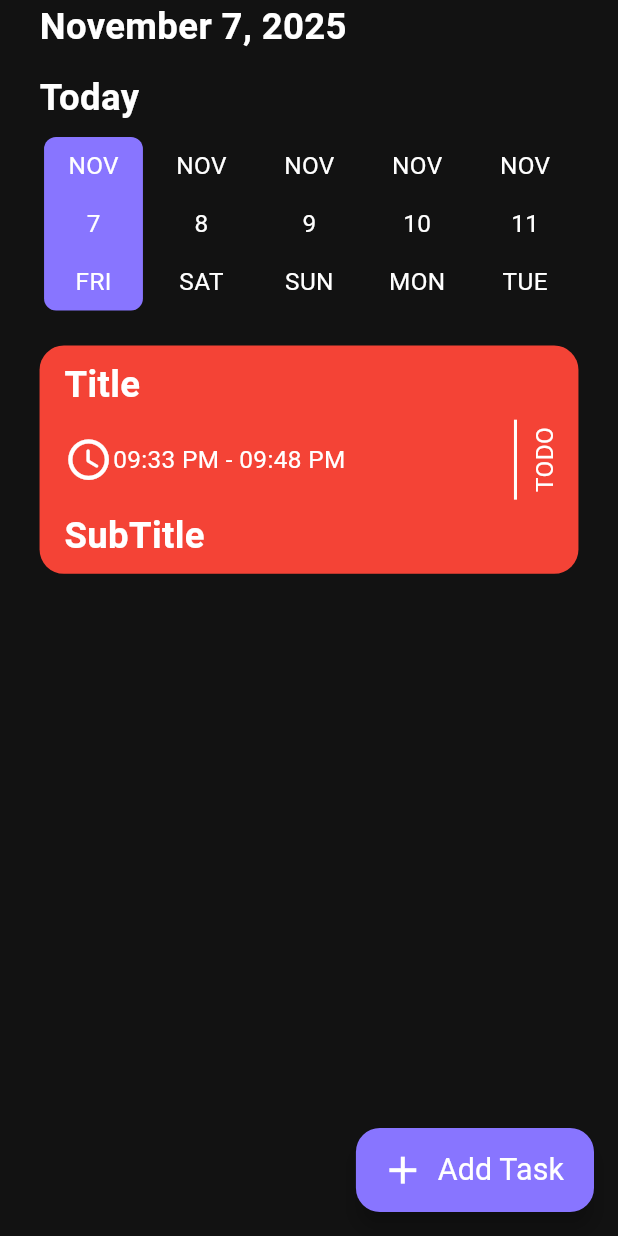
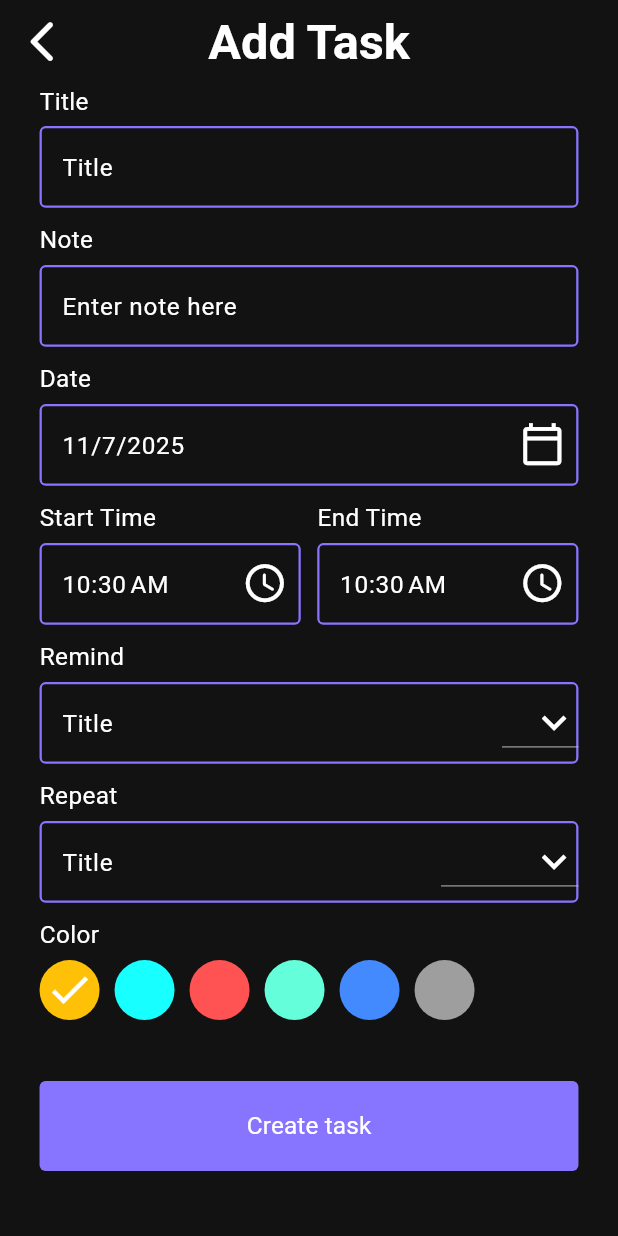
Before and after one commit to engIbrahemQruea/To-Do-App, a Flutter app: the HomeScreen screen opened by its route, after a tap on "Add Task", on a phone screen of 412 x 824 dp. Run offline on Flutter 3.47's test engine with Material 3 defaults, Android fonts, the phone set to English and light mode, and no system bars; drawn by our look-alikes of date_picker_timeline; our stand-ins replace flutter_screenutil, get_it, go_router, google_fonts, shared_preferences, smooth_page_indicator; accounts and stored records are empty.

Commit message:
create add_task screen and widgets,route

```diff
--- a/lib/core/routing/app_route_name.dart
+++ b/lib/core/routing/app_route_name.dart
@@ -2,6 +2,6 @@ class ClsAppRouteName {
   static const String splashScreen = '/';
   static const String onBoardingScreen = '/onBoardingScreen';
   static const String homeScreen = '/homeScreen';
+  static const String kAddTaskScreen = '/addTaskScreen';
   static const String kNotificationScreen = '/notificationScreen';
-  static const String kAddTaskScreen = '/addTaskScreen';
 }
--- a/lib/core/routing/app_router.dart
+++ b/lib/core/routing/app_router.dart
@@ -1,6 +1,7 @@
 import 'package:flutter/material.dart';
 import 'package:go_router/go_router.dart';
 import 'package:to_do_app/core/routing/app_route_name.dart';
+import 'package:to_do_app/features/add_task/ui/add_task_screen.dart';
 import 'package:to_do_app/features/home/ui/home_screen.dart';
 import 'package:to_do_app/features/onboarding/ui/onboarding_screen.dart';
 import 'package:to_do_app/features/splash/splash_screen.dart';
@@ -23,6 +24,11 @@ abstract class AppRouter {
         name: ClsAppRouteName.homeScreen,
         builder: (context, state) => HomeScreen(),
       ),
+            GoRoute(
+        path: ClsAppRouteName.kAddTaskScreen,
+        name: ClsAppRouteName.kAddTaskScreen,
+        builder: (context, state) => AddTaskScreen(),
+      ),
     ],
 
     errorPageBuilder: (context, state) {
--- a/lib/core/theming/theme.dart
+++ b/lib/core/theming/theme.dart
@@ -5,5 +5,10 @@ ThemeData getTheme() {
   return ThemeData(
     primaryColor: ClsAppColors.buttonColor,
     scaffoldBackgroundColor: ClsAppColors.primaryColor,
+    appBarTheme: AppBarTheme(
+      backgroundColor: ClsAppColors.primaryColor,
+      elevation: 0,
+      centerTitle: true,
+    ),
   );
 }
--- a/lib/core/widgets/app_text_button.dart
+++ b/lib/core/widgets/app_text_button.dart
@@ -1,7 +1,6 @@
 import 'package:flutter/material.dart';
 import 'package:flutter_screenutil/flutter_screenutil.dart';
 import 'package:to_do_app/core/utils/app_colors.dart';
-
 
 class AppTextButton extends StatelessWidget {
   final double? borderRadius;
@@ -32,11 +31,11 @@ class AppTextButton extends StatelessWidget {
       style: ButtonStyle(
         shape: MaterialStateProperty.all<RoundedRectangleBorder>(
           RoundedRectangleBorder(
-            borderRadius: BorderRadius.circular(borderRadius ?? 16.0),
+            borderRadius: BorderRadius.circular(borderRadius ?? 4.0),
           ),
         ),
         backgroundColor: MaterialStatePropertyAll(
-          backgroundColor ??ClsAppColors.buttonColor,
+          backgroundColor ?? ClsAppColors.buttonColor,
         ),
         padding: MaterialStateProperty.all<EdgeInsets>(
           EdgeInsets.symmetric(
@@ -49,10 +48,7 @@ class AppTextButton extends StatelessWidget {
         ),
       ),
       onPressed: onPressed,
-      child: Text(
-        buttonText,
-        style: textStyle,
-      ),
+      child: Text(buttonText, style: textStyle),
     );
   }
 }
--- a/lib/core/widgets/app_text_form_field.dart
+++ b/lib/core/widgets/app_text_form_field.dart
@@ -1,7 +1,8 @@
 // ignore_for_file: public_member_api_docs, sort_constructors_first
 import 'package:flutter/material.dart';
 import 'package:flutter_screenutil/flutter_screenutil.dart';
-
+import 'package:to_do_app/core/theming/app_style.dart';
+import 'package:to_do_app/core/utils/app_colors.dart';
 
 class AppTextFormField extends StatelessWidget {
   final EdgeInsetsGeometry? contentPadding;
@@ -41,35 +42,49 @@ class AppTextFormField extends StatelessWidget {
         isDense: true,
         contentPadding:
             contentPadding ??
-            EdgeInsets.symmetric(horizontal: 20.w, vertical: 18.h),
+            EdgeInsets.symmetric(horizontal: 10.w, vertical: 15.h),
         focusedBorder:
             focusedBorder ??
             OutlineInputBorder(
-             // borderSide: const BorderSide(color: primaryClr, width: 1.3),
-              borderRadius: BorderRadius.circular(16.0),
+              borderSide: const BorderSide(
+                color: ClsAppColors.buttonColor,
+                width: 1.3,
+              ),
+              borderRadius: BorderRadius.circular(4.r),
             ),
         enabledBorder:
             enabledBorder ??
             OutlineInputBorder(
-              borderSide: const BorderSide(color: Colors.grey, width: 1.3),
-              borderRadius: BorderRadius.circular(16.0),
+              borderSide: const BorderSide(
+                color: ClsAppColors.buttonColor,
+                width: 1.5,
+              ),
+              borderRadius: BorderRadius.circular(4.r),
             ),
         errorBorder: OutlineInputBorder(
           borderSide: const BorderSide(color: Colors.red, width: 1.3),
-          borderRadius: BorderRadius.circular(16.0),
+          borderRadius: BorderRadius.circular(4.r),
         ),
         focusedErrorBorder: OutlineInputBorder(
           borderSide: const BorderSide(color: Colors.red, width: 1.3),
-          borderRadius: BorderRadius.circular(16.0),
+          borderRadius: BorderRadius.circular(4.r),
         ),
-      //  hintStyle: hintStyle ?? AppStyles.font14Regular,
+        border: OutlineInputBorder(
+          borderRadius: BorderRadius.circular(4.r),
+          borderSide: const BorderSide(
+            color: ClsAppColors.buttonColor,
+            width: 1.0,
+          ),
+        ),
+        hintStyle: hintStyle ?? ClsAppStyles.font16Regular,
         hintText: hintText,
         suffixIcon: suffixIcon,
-        fillColor: backgroundColor ?? Colors.grey,
+        fillColor:
+            backgroundColor ?? ClsAppColors.primaryColor.withOpacity(.87),
         filled: true,
       ),
       obscureText: isObscureText ?? false,
-      ///style: AppStyles.font16SemiBold,
+      style: ClsAppStyles.font16Regular,
       validator: (value) {
         return validator(value);
       },
--- /dev/null
+++ b/lib/features/add_task/ui/add_task_screen.dart
@@ -0,0 +1,29 @@
+import 'package:flutter/material.dart';
+import 'package:flutter_screenutil/flutter_screenutil.dart';
+import 'package:go_router/go_router.dart';
+import 'package:to_do_app/core/theming/app_style.dart';
+import 'package:to_do_app/core/utils/app_colors.dart';
+import 'package:to_do_app/features/add_task/ui/widgets/add_task_screen_body.dart';
+
+class AddTaskScreen extends StatelessWidget {
+  const AddTaskScreen({super.key});
+
+  @override
+  Widget build(BuildContext context) {
+    return Scaffold(
+      appBar: AppBar(
+        automaticallyImplyLeading: false,
+        title: Text('Add Task', style: ClsAppStyles.font32Bold),
+        leading: IconButton(
+          onPressed: () {
+            context.pop();
+          },
+          color: ClsAppColors.white,
+          iconSize: 32.r,
+          icon: Icon(Icons.arrow_back_ios_new_rounded),
+        ),
+      ),
+      body: AddTaskScreenBody(),
+    );
+  }
+}
--- /dev/null
+++ b/lib/features/add_task/ui/widgets/add_task_screen_body.dart
@@ -0,0 +1,251 @@
+import 'package:flutter/material.dart';
+import 'package:flutter_screenutil/flutter_screenutil.dart';
+import 'package:intl/intl.dart';
+import 'package:to_do_app/core/helpers/spacing.dart';
+import 'package:to_do_app/core/theming/app_style.dart';
+import 'package:to_do_app/core/utils/app_colors.dart';
+import 'package:to_do_app/core/widgets/app_text_button.dart';
+import 'package:to_do_app/core/widgets/app_text_form_field.dart';
+
+class AddTaskScreenBody extends StatelessWidget {
+  const AddTaskScreenBody({super.key});
+  @override
+  Widget build(BuildContext context) {
+    int currentIndex = 0;
+    List<int> remindList = [5, 10, 15, 20];
+    List<String> repeatList = ['None', 'Daily', 'Weekly', 'Monthly'];
+    return SingleChildScrollView(
+      child: Padding(
+        padding: EdgeInsets.symmetric(horizontal: 24.w),
+        child: Column(
+          crossAxisAlignment: CrossAxisAlignment.start,
+          children: [
+            Text('Title', style: ClsAppStyles.font16Regular),
+            verticalSpace(5),
+
+            AppTextFormField(hintText: 'Title', validator: (_) {}),
+            verticalSpace(10),
+
+            Text('Note', style: ClsAppStyles.font16Regular),
+            verticalSpace(5),
+
+            AppTextFormField(hintText: 'Enter note here', validator: (_) {}),
+            verticalSpace(10),
+
+            Text('Date', style: ClsAppStyles.font16Regular),
+            verticalSpace(5),
+
+            AppTextFormField(
+              hintText: '${DateFormat.yMd().format(DateTime.now())}',
+              suffixIcon: IconButton(
+                onPressed: () {
+                  showDateAndSelectDate(context);
+                },
+                color: ClsAppColors.white,
+                iconSize: 30.r,
+                icon: Icon(Icons.calendar_today_outlined),
+              ),
+              readOnly: true,
+              validator: (_) {},
+            ),
+            verticalSpace(10),
+
+            Row(
+              crossAxisAlignment: CrossAxisAlignment.start,
+              children: [
+                Expanded(
+                  child: Column(
+                    crossAxisAlignment: CrossAxisAlignment.start,
+                    children: [
+                      Text('Start Time', style: ClsAppStyles.font16Regular),
+                      verticalSpace(5),
+
+                      AppTextFormField(
+                        hintText: '${DateFormat.jm().format(DateTime.now())}',
+                        suffixIcon: IconButton(
+                          onPressed: () {
+                            showTimeAndSelectTime(context);
+                          },
+                          color: ClsAppColors.white,
+                          iconSize: 30.r,
+                          icon: Icon(Icons.access_time_rounded),
+                        ),
+                        readOnly: true,
+                        validator: (_) {},
+                      ),
+                    ],
+                  ),
+                ),
+                horizontalSpace(10),
+                Expanded(
+                  child: Column(
+                    crossAxisAlignment: CrossAxisAlignment.start,
+                    children: [
+                      Text('End Time', style: ClsAppStyles.font16Regular),
+                      verticalSpace(5),
+
+                      AppTextFormField(
+                        hintText: '${DateFormat.jmz().format(DateTime.now())}',
+                        suffixIcon: IconButton(
+                          onPressed: () {
+                            showTimeAndSelectTime(context);
+                          },
+                          color: ClsAppColors.white,
+                          iconSize: 30.r,
+                          icon: Icon(Icons.access_time_rounded),
+                        ),
+                        readOnly: true,
+                        validator: (_) {},
+                      ),
+                    ],
+                  ),
+                ),
+              ],
+            ),
+            verticalSpace(10),
+
+            Text('Remind', style: ClsAppStyles.font16Regular),
+            verticalSpace(5),
+
+            AppTextFormField(
+              hintText: 'Title',
+              readOnly: true,
+              suffixIcon: DropdownButton(
+                items: remindList
+                    .map(
+                      (value) =>
+                          DropdownMenuItem(value: value, child: Text('$value')),
+                    )
+                    .toList(),
+                borderRadius: BorderRadius.circular(10.r),
+
+                icon: Icon(
+                  Icons.keyboard_arrow_down,
+                  size: 32.r,
+                  color: ClsAppColors.white,
+                ),
+                elevation: 4,
+                onChanged: (newValue) {},
+              ),
+              validator: (_) {},
+            ),
+            verticalSpace(10),
+
+            Text('Repeat', style: ClsAppStyles.font16Regular),
+            verticalSpace(5),
+
+            AppTextFormField(
+              hintText: 'Title',
+              readOnly: true,
+              suffixIcon: DropdownButton(
+                borderRadius: BorderRadius.circular(10.r),
+                items: repeatList
+                    .map(
+                      (value) =>
+                          DropdownMenuItem(value: value, child: Text('$value')),
+                    )
+                    .toList(),
+                icon: Icon(
+                  Icons.keyboard_arrow_down,
+                  color: ClsAppColors.white,
+                  size: 32.r,
+                ),
+                elevation: 4,
+                onChanged: (newValue) {},
+              ),
+              validator: (_) {},
+            ),
+            verticalSpace(10),
+
+            Column(
+              crossAxisAlignment: CrossAxisAlignment.start,
+              children: [
+                Text('Color', style: ClsAppStyles.font16Regular),
+                verticalSpace(5),
+                Wrap(
+                  children: List<Widget>.generate(
+                    6,
+                    (index) => Padding(
+                      padding: const EdgeInsets.only(right: 10),
+                      child: InkWell(
+                        borderRadius: BorderRadius.circular(24),
+                        onTap: () {
+                          currentIndex = index;
+                        },
+                        child: CircleAvatar(
+                          child: index == currentIndex
+                              ? Icon(
+                                  Icons.done,
+                                  size: 32.r,
+                                  color: Colors.white,
+                                )
+                              : null,
+                          backgroundColor: getColor(index),
+                        ),
+                      ),
+                    ),
+                  ),
+                ),
+              ],
+            ),
+            verticalSpace(40),
+            AppTextButton(
+              buttonText: 'Create task',
+              textStyle: ClsAppStyles.font16Regular,
+              buttonHeight: 60,
+              onPressed: () {},
+            ),
+          ],
+        ),
+      ),
+    );
+  }
+
+  void showDateAndSelectDate(BuildContext context) async {
+    //final cubit = context.read<OrderManagerCheckoutCubit>();
+    final pickedDate = await showDatePicker(
+      context: context,
+      barrierColor: ClsAppColors.primaryColor,
+      initialDate: DateTime.now(),
+      firstDate: DateTime(DateTime.now().year - 2),
+      lastDate: DateTime(DateTime.now().year + 1),
+    );
+    // if (pickedDate != null && pickedDate != cubit.selectedDate) {
+    //   return cubit.updateDate(pickedDate);
+    // }
+  }
+
+  void showTimeAndSelectTime(BuildContext context) async {
+    final pickedTime = await showTimePicker(
+      context: context,
+      initialEntryMode: TimePickerEntryMode.input,
+      initialTime: TimeOfDay.now(),
+      builder: (context, child) => MediaQuery(
+        data: MediaQuery.of(context).copyWith(alwaysUse24HourFormat: false),
+        child: child!,
+      ),
+    );
+    // if (pickedTime != null && pickedTime != cubit.selectedTime) {
+    //   return cubit.updateTime(pickedTime);
+    // }
+  }
+
+  getColor(index) {
+    switch (index) {
+      case 0:
+        return Colors.amber;
+      case 1:
+        return Colors.cyanAccent;
+      case 2:
+        return Colors.redAccent;
+      case 3:
+        return Colors.tealAccent;
+      case 4:
+        return Colors.blueAccent;
+      case 5:
+        return Colors.grey;
+      default:
+        return Colors.lightGreenAccent;
+    }
+  }
+}
```
